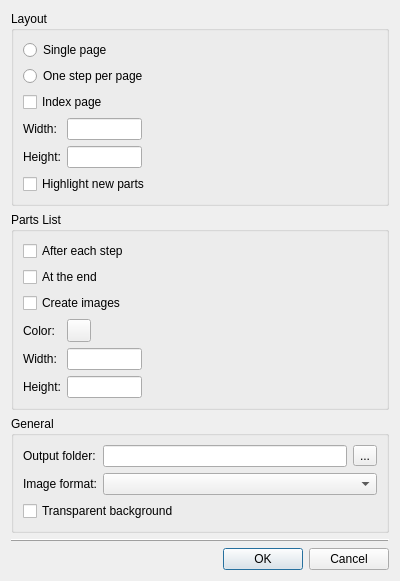
Before: the Qt Designer form qt/lc_qhtmldialog.ui in ldraw-linux/leocad, drawn with Qt 5.
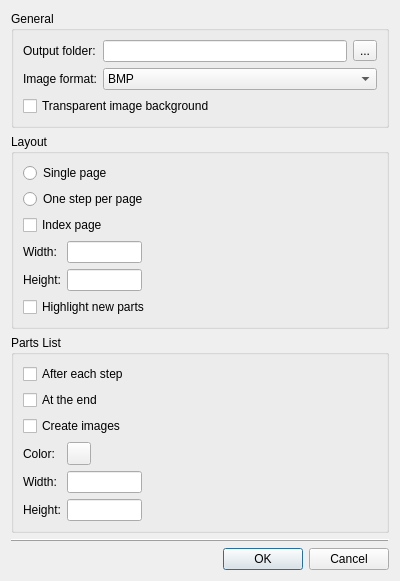
After: the same form once the commit is applied.

```diff
--- a/qt/lc_qhtmldialog.ui
+++ b/qt/lc_qhtmldialog.ui
@@ -7,13 +7,84 @@
     <x>0</x>
     <y>0</y>
     <width>400</width>
-    <height>573</height>
+    <height>569</height>
    </rect>
   </property>
   <property name="windowTitle">
    <string>HTML Options</string>
   </property>
   <layout class="QVBoxLayout" name="verticalLayout">
+   <item>
+    <widget class="QGroupBox" name="groupBox_3">
+     <property name="title">
+      <string>General</string>
+     </property>
+     <layout class="QFormLayout" name="formLayout_3">
+      <item row="2" column="0">
+       <widget class="QLabel" name="label_6">
+        <property name="text">
+         <string>Output folder:</string>
+        </property>
+        <property name="buddy">
+         <cstring>outputFolder</cstring>
+        </property>
+       </widget>
+      </item>
+      <item row="2" column="1">
+       <layout class="QHBoxLayout" name="horizontalLayout">
+        <item>
+         <widget class="QLineEdit" name="outputFolder"/>
+        </item>
+        <item>
+         <widget class="QToolButton" name="outputFolderBrowse">
+          <property name="text">
+           <string>...</string>
+          </property>
+         </widget>
+        </item>
+       </layout>
+      </item>
+      <item row="3" column="0">
+       <widget class="QLabel" name="label_7">
+        <property name="text">
+         <string>Image format:</string>
+        </property>
+       </widget>
+      </item>
+      <item row="3" column="1">
+       <widget class="QComboBox" name="imageFormat">
+        <item>
+         <property name="text">
+          <string>BMP</string>
+         </property>
+        </item>
+        <item>
+         <property name="text">
+          <string>GIF</string>
+         </property>
+        </item>
+        <item>
+         <property name="text">
+          <string>JPEG</string>
+         </property>
+        </item>
+        <item>
+         <property name="text">
+          <string>PNG</string>
+         </property>
+        </item>
+       </widget>
+      </item>
+      <item row="4" column="0" colspan="2">
+       <widget class="QCheckBox" name="transparentImages">
+        <property name="text">
+         <string>Transparent image background</string>
+        </property>
+       </widget>
+      </item>
+     </layout>
+    </widget>
+   </item>
    <item>
     <widget class="QGroupBox" name="groupBox">
      <property name="title">
@@ -163,53 +234,6 @@
      </layout>
     </widget>
    </item>
-   <item>
-    <widget class="QGroupBox" name="groupBox_3">
-     <property name="title">
-      <string>General</string>
-     </property>
-     <layout class="QFormLayout" name="formLayout_3">
-      <item row="2" column="0">
-       <widget class="QLabel" name="label_6">
-        <property name="text">
-         <string>Output folder:</string>
-        </property>
-       </widget>
-      </item>
-      <item row="2" column="1">
-       <layout class="QHBoxLayout" name="horizontalLayout">
-        <item>
-         <widget class="QLineEdit" name="lineEdit_5"/>
-        </item>
-        <item>
-         <widget class="QToolButton" name="toolButton_2">
-          <property name="text">
-           <string>...</string>
-          </property>
-         </widget>
-        </item>
-       </layout>
-      </item>
-      <item row="3" column="0">
-       <widget class="QLabel" name="label_7">
-        <property name="text">
-         <string>Image format:</string>
-        </property>
-       </widget>
-      </item>
-      <item row="3" column="1">
-       <widget class="QComboBox" name="comboBox"/>
-      </item>
-      <item row="4" column="0" colspan="2">
-       <widget class="QCheckBox" name="checkBox_6">
-        <property name="text">
-         <string>Transparent background</string>
-        </property>
-       </widget>
-      </item>
-     </layout>
-    </widget>
-   </item>
    <item>
     <widget class="QFrame" name="frame">
      <property name="frameShape">
```
Left out of the diff: 64 changed lines with no effect on the pictures.
